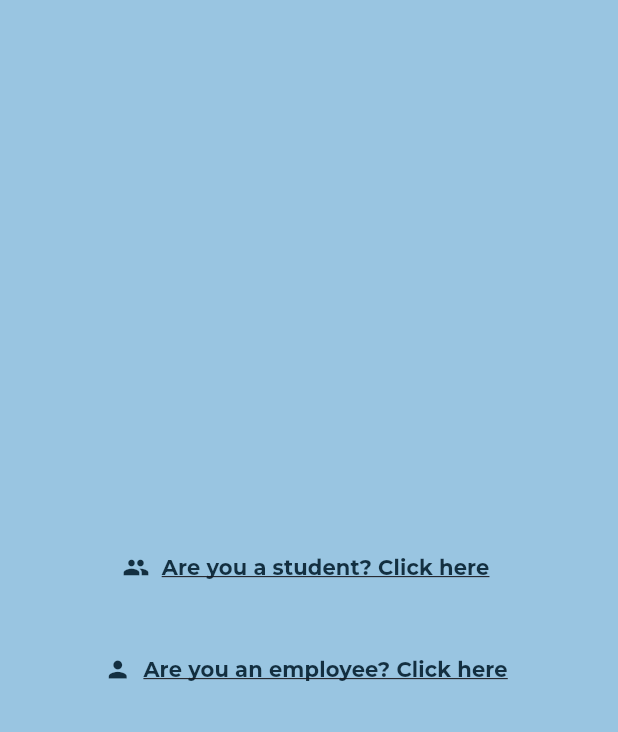
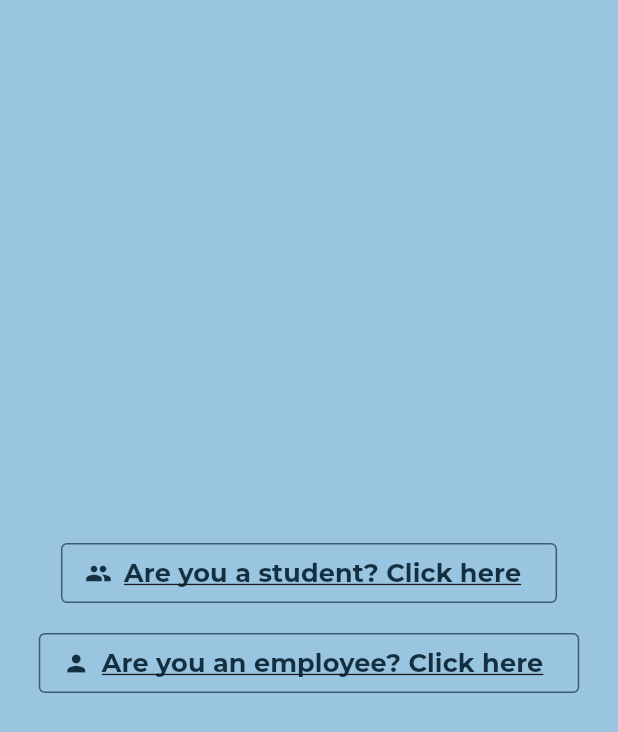
Before and after one commit to Kobby09/attendance_system, a Flutter app: the screen it shows after launch, after a tap on "Don't have an account, Sign up here", on a phone screen of 412 x 824 dp. Shown: the top 732 px of the screen. Run offline on Flutter 3.47's test engine with Material 3 defaults, Android fonts, the light colour scheme and no system bars; our stand-ins replace google_fonts.

Commit message:
Added borders to text on the signup page

```diff
--- a/lib/main.dart
+++ b/lib/main.dart
@@ -1,4 +1,4 @@
-import 'package:attendance_system/pages/authentication/loginpage.dart';
+import 'package:attendance_system/pages/authentication/login_page.dart';
 import 'package:flutter/material.dart';
 import 'package:google_fonts/google_fonts.dart';
 
--- a/lib/pages/authentication/loginpage.dart
+++ b/lib/pages/authentication/login_page.dart
@@ -1,4 +1,4 @@
-import 'package:attendance_system/pages/authentication/signuppage.dart';
+import 'package:attendance_system/pages/authentication/signup_page.dart';
 import 'package:flutter/material.dart';
 
 class LoginPage extends StatelessWidget {
@@ -27,6 +27,9 @@
                   fontWeight: FontWeight.bold,
                 ),
               ),
+              const SizedBox(
+                height: 10,
+              ),
               const TextField(
                 keyboardType: TextInputType.emailAddress,
                 decoration: InputDecoration(
@@ -34,6 +37,11 @@
                   labelStyle: TextStyle(
                     color: Color.fromRGBO(19, 47, 64, 0.7),
                     fontSize: 18.0,
+                  ),
+                  border: OutlineInputBorder(
+                    borderSide: BorderSide(
+                      color: Color.fromRGBO(19, 47, 64, 0.7),
+                    ),
                   ),
                 ),
                 style: TextStyle(
@@ -51,6 +59,11 @@
                   labelStyle: TextStyle(
                     color: Color.fromRGBO(19, 47, 64, 0.7),
                     fontSize: 18.0,
+                  ),
+                  border: OutlineInputBorder(
+                    borderSide: BorderSide(
+                      color: Color.fromRGBO(19, 47, 64, 0.7),
+                    ),
                   ),
                 ),
                 style: TextStyle(
--- /dev/null
+++ b/lib/pages/authentication/signup_page.dart
@@ -0,0 +1,96 @@
+import 'package:attendance_system/pages/authentication/signup/employee_signup_page.dart';
+import 'package:attendance_system/pages/authentication/signup/student_signup_page.dart';
+import 'package:flutter/material.dart';
+
+class SignUpPage extends StatelessWidget {
+  const SignUpPage({super.key});
+
+  @override
+  Widget build(BuildContext context) {
+    return Scaffold(
+      backgroundColor: const Color.fromRGBO(153, 197, 225, 1),
+      body: Center(
+        child: Column(
+          mainAxisAlignment: MainAxisAlignment.center,
+          children: [
+            SizedBox(
+              height: 40,
+              child: OutlinedButton.icon(
+                onPressed: () {
+                  Navigator.push(
+                    context,
+                    MaterialPageRoute(
+                      builder: (context) => const StudentSignUpPage(),
+                    ),
+                  );
+                },
+                style: OutlinedButton.styleFrom(
+                  side: const BorderSide(
+                    color: Color.fromRGBO(19, 47, 64, 0.7),
+                  ),
+                  shape: const RoundedRectangleBorder(
+                    borderRadius: BorderRadius.all(
+                      Radius.circular(4),
+                    ),
+                  ),
+                ),
+                icon: const Icon(
+                  Icons.group,
+                  color: Color.fromRGBO(19, 47, 64, 1),
+                ),
+                label: const Text(
+                  "Are you a student? Click here",
+                  style: TextStyle(
+                    color: Color.fromRGBO(19, 47, 64, 1),
+                    fontWeight: FontWeight.w700,
+                    decoration: TextDecoration.underline,
+                    fontSize: 17,
+                  ),
+                ),
+              ),
+            ),
+            const SizedBox(
+              height: 20,
+            ),
+            SizedBox(
+              height: 40,
+              child: OutlinedButton.icon(
+                onPressed: () {
+                  Navigator.push(
+                    context,
+                    MaterialPageRoute(
+                      builder: (context) => const EmployeeSignupPage(),
+                    ),
+                  );
+                },
+                style: OutlinedButton.styleFrom(
+                  side: const BorderSide(
+                    color: Color.fromRGBO(19, 47, 64, 0.7),
+                  ),
+                  shape: const RoundedRectangleBorder(
+                    borderRadius: BorderRadius.all(
+                      Radius.circular(4),
+                    ),
+                  ),
+                ),
+                icon: const Icon(
+                  Icons.person,
+                  color: Color.fromRGBO(19, 47, 64, 1),
+                ),
+                label: const Text(
+                  "Are you an employee? Click here",
+                  style: TextStyle(
+                    color: Color.fromRGBO(19, 47, 64, 1),
+                    fontWeight: FontWeight.w700,
+                    decoration: TextDecoration.underline,
+                    fontSize: 17,
+                  ),
+                ),
+              ),
+            ),
+          ],
+        ),
+      ),
+    );
+  }
+}
--- a/lib/pages/authentication/signuppage.dart
+++ /dev/null
@@ -1,68 +0,0 @@
-import 'package:attendance_system/pages/authentication/signup/employee_signup.dart';
-import 'package:attendance_system/pages/authentication/signup/student_signup.dart';
-import 'package:flutter/material.dart';
-
-class SignUpPage extends StatelessWidget {
-  const SignUpPage({super.key});
-
-  @override
-  Widget build(BuildContext context) {
-    return Scaffold(
-      backgroundColor: const Color.fromRGBO(153, 197, 225, 1),
-      body: Center(
-        child: Column(
-          mainAxisAlignment: MainAxisAlignment.center,
-          children: [
-            TextButton.icon(
-              onPressed: () {
-                Navigator.push(
-                  context,
-                  MaterialPageRoute(
-                    builder: (context) => const StudentSignUpPage(),
-                  ),
-                );
-              },
-              icon: const Icon(
-                Icons.group,
-                color: Color.fromRGBO(19, 47, 64, 1),
-              ),
-              label: const Text(
-                "Are you a student? Click here",
-                style: TextStyle(
-                  color: Color.fromRGBO(19, 47, 64, 1),
-                  fontWeight: FontWeight.w700,
-                  decoration: TextDecoration.underline,
-                ),
-              ),
-            ),
-            const SizedBox(
-              height: 20,
-            ),
-            TextButton.icon(
-              onPressed: () {
-                Navigator.push(
-                  context,
-                  MaterialPageRoute(
-                    builder: (context) => const EmployeeSignupPage(),
-                  ),
-                );
-              },
-              icon: const Icon(
-                Icons.person,
-                color: Color.fromRGBO(19, 47, 64, 1),
-              ),
-              label: const Text(
-                "Are you an employee? Click here",
-                style: TextStyle(
-                  color: Color.fromRGBO(19, 47, 64, 1),
-                  fontWeight: FontWeight.w700,
-                  decoration: TextDecoration.underline,
-                ),
-              ),
-            ),
-          ],
-        ),
-      ),
-    );
-  }
-}
```
Also changed, not shown: lib/pages/authentication/signup/employee_signup_page.dart (renamed from lib/pages/authentication/signup/employee_signup.dart), lib/pages/authentication/signup/student_signup_page.dart (renamed from lib/pages/authentication/signup/student_signup.dart).
